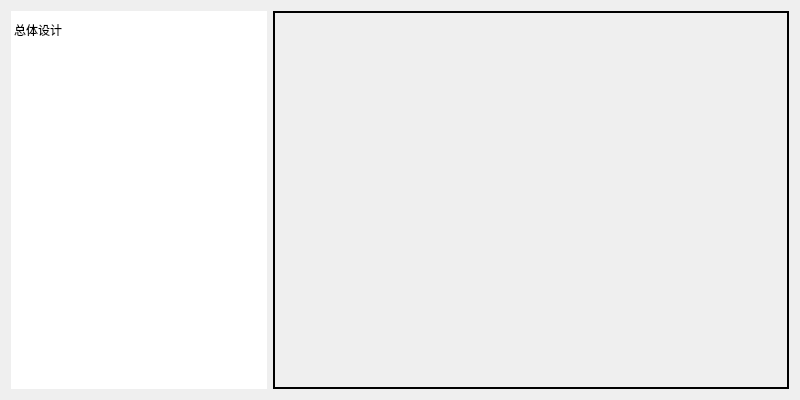
This is include/Setting/styleSetting.ui in hymnly133/Sapphire-EnhancedDesktop as Qt 5 draws it before an edit. The edited form follows.
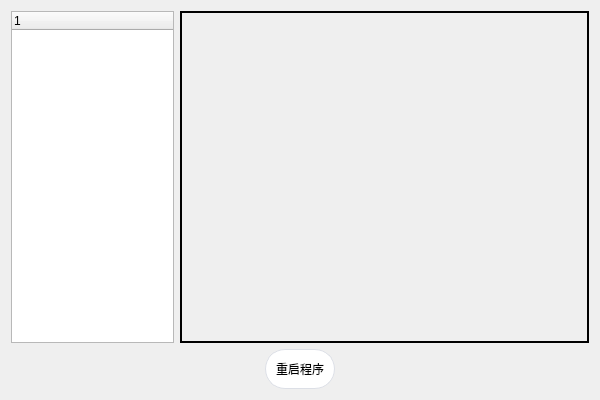
This is the edited form.

What changed in the file:
```diff
--- a/include/Setting/styleSetting.ui
+++ b/include/Setting/styleSetting.ui
@@ -6,121 +6,99 @@
    <rect>
     <x>0</x>
     <y>0</y>
-    <width>800</width>
+    <width>600</width>
     <height>400</height>
    </rect>
   </property>
   <property name="minimumSize">
    <size>
-    <width>400</width>
-    <height>200</height>
+    <width>600</width>
+    <height>400</height>
    </size>
   </property>
   <property name="maximumSize">
    <size>
-    <width>800</width>
-    <height>400</height>
+    <width>2048</width>
+    <height>1024</height>
    </size>
   </property>
   <property name="windowTitle">
    <string>Form</string>
   </property>
-  <layout class="QHBoxLayout" name="horizontalLayout">
+  <layout class="QVBoxLayout" name="verticalLayout" stretch="0,0">
    <item>
-    <widget class="QListWidget" name="listWidget">
-     <property name="sizePolicy">
-      <sizepolicy hsizetype="Preferred" vsizetype="Preferred">
-       <horstretch>0</horstretch>
-       <verstretch>0</verstretch>
-      </sizepolicy>
-     </property>
-     <property name="minimumSize">
-      <size>
-       <width>200</width>
-       <height>300</height>
-      </size>
-     </property>
-     <property name="maximumSize">
-      <size>
-       <width>2048</width>
-       <height>16777215</height>
-      </size>
-     </property>
-     <property name="styleSheet">
-      <string notr="true">QListView {
-    outline: none;
-    show-decoration-selected: 1;
-	border: none;      
-    padding: 0;        
-    margin: 0; 
-}
-
-QListView::item {
-    background: qlineargradient(x1: 0, y1: 0, x2: 0, y2: 1,
-                                stop: 0 #85FFCE, stop: 0.5 #83F3C6, stop: 1 #A6F5D5);
-}
-
-QListView::item:alternate {
-    background: 	OliveDrab4; 
-}
-
-
-#listWidget::item {
-    padding: 10px;
-}
-
-QListView::item:selected {
-    border: 1px solid #6a6ea9;
-}
-
-QListView::item:selected:!active {
-    background: qlineargradient(x1: 0, y1: 0, x2: 0, y2: 1,
-                                stop: 0 #1BE9F7, stop: 1 #C3F5F9);
-
-}
-
-QListView::item:selected:active {
-    background: qlineargradient(x1: 0, y1: 0, x2: 0, y2: 1,
-                                stop: 0 #1BE9F7, stop: 1 #C3F5F9);
- 
-}
-
-QListView::item:hover {
-   background: qlineargradient(x1: 0, y1: 0, x2: 0, y2: 1,
-                                stop: 0 #CB5CF3, stop: 1 #DC98F5);
-}</string>
-     </property>
-     <property name="frameShape">
-      <enum>QFrame::Shape::NoFrame</enum>
-     </property>
-     <property name="lineWidth">
-      <number>0</number>
-     </property>
-     <property name="spacing">
-      <number>0</number>
-     </property>
-     <property name="itemAlignment">
-      <set>Qt::AlignmentFlag::AlignCenter</set>
-     </property>
-     <property name="currentRow">
-      <number>-1</number>
-     </property>
+    <layout class="QHBoxLayout" name="horizontalLayout" stretch="2,5">
      <item>
-      <property name="text">
-       <string>总体设计</string>
-      </property>
+      <widget class="QTreeWidget" name="treeWidget">
+       <property name="styleSheet">
+        <string notr="true">QTreeWidget::item{
+height:25px;
+                }</string>
+       </property>
+      </widget>
      </item>
-    </widget>
+     <item>
+      <widget class="QStackedWidget" name="stackedWidget">
+       <property name="frameShape">
+        <enum>QFrame::WinPanel</enum>
+       </property>
+       <property name="currentIndex">
+        <number>-1</number>
+       </property>
+      </widget>
+     </item>
+    </layout>
    </item>
    <item>
-    <widget class="QStackedWidget" name="stackedWidget">
-     <property name="frameShape">
-      <enum>QFrame::Shape::WinPanel</enum>
-     </property>
-     <property name="currentIndex">
-      <number>-1</number>
-     </property>
-    </widget>
+    <layout class="QHBoxLayout" name="horizontalLayout_2">
+     <item>
+      <spacer name="horizontalSpacer">
+       <property name="orientation">
+        <enum>Qt::Horizontal</enum>
+       </property>
+       <property name="sizeHint" stdset="0">
+        <size>
+         <width>40</width>
+         <height>20</height>
+        </size>
+       </property>
+      </spacer>
+     </item>
+     <item>
+      <widget class="QPushButton" name="rebootButton">
+       <property name="styleSheet">
+        <string notr="true">QPushButton {
+    background-color: #ffffff;
+    border: 1px solid #dcdfe6;
+    padding: 10px;
+    border-radius: 20px;
+}
+
+QPushButton:hover {
+    background-color: #ecf5ff;
+    color: #409eff;
+}
+</string>
+       </property>
+       <property name="text">
+        <string>重启程序</string>
+       </property>
+      </widget>
+     </item>
+     <item>
+      <spacer name="horizontalSpacer_2">
+       <property name="orientation">
+        <enum>Qt::Horizontal</enum>
+       </property>
+       <property name="sizeHint" stdset="0">
+        <size>
+         <width>40</width>
+         <height>20</height>
+        </size>
+       </property>
+      </spacer>
+     </item>
+    </layout>
    </item>
   </layout>
  </widget>
```
